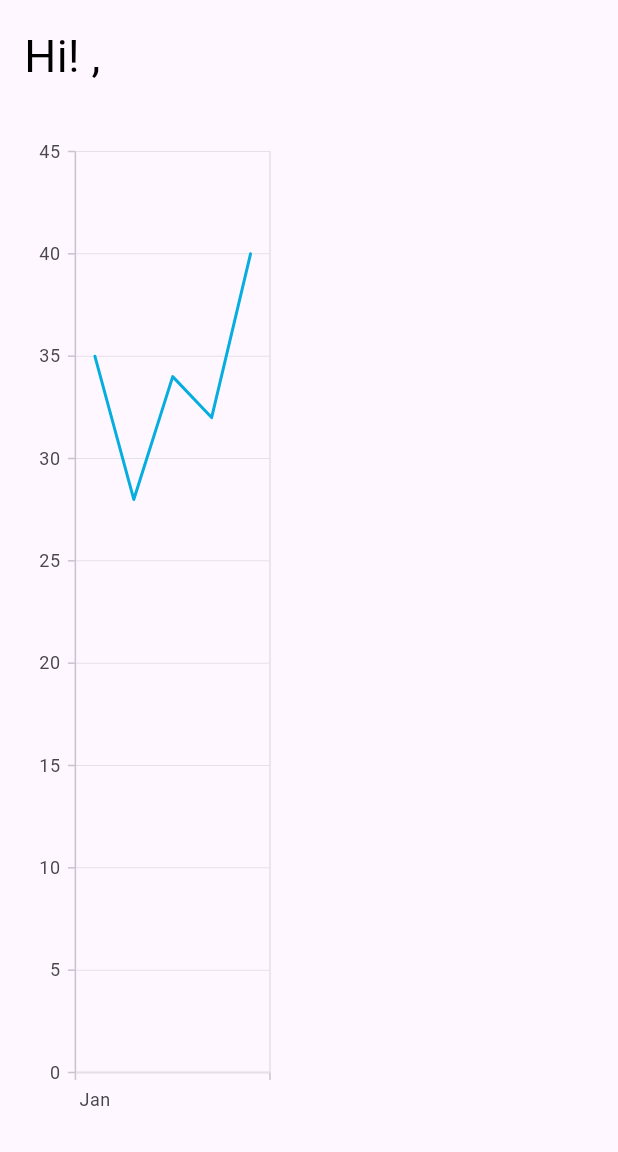
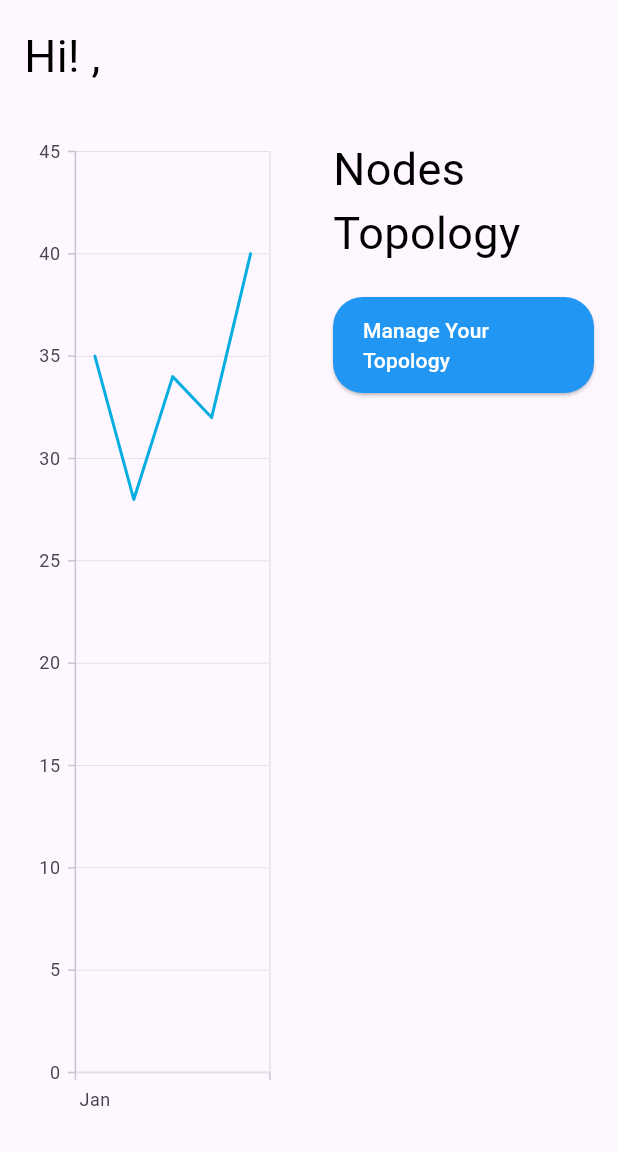
Before and after one commit to EmaAnd8/KatenaDash, a Flutter app: the DashboardBody screen opened directly, on a phone screen of 412 x 824 dp, the part 84-1236 px from its top. Run offline on Flutter 3.47's test engine with Material 3 defaults, Android fonts, the light colour scheme and no system bars; our stand-ins replace cloud_firestore, firebase_auth, firebase_core, firebase_storage, image_picker, syncfusion_flutter_charts and 1 more; accounts and stored records are empty.

Commit message:
Insertion of a complete version of Docker  with flutter and dart SDK+ first attempt of implementation of Topology management screen v2+Parser

```diff
--- a/lib/screens/components/dashboard_body.dart
+++ b/lib/screens/components/dashboard_body.dart
@@ -6,8 +6,8 @@ import 'package:flutter/material.dart';
 import 'package:flutter/widgets.dart';
 import 'package:image_picker/image_picker.dart';
 import 'package:katena_dashboard/screens/login/login_screen.dart';
+import 'package:katena_dashboard/screens/topology/topology_management_screen.dart';
 import 'package:syncfusion_flutter_charts/charts.dart';
-
 import '../../firebase_options.dart';
 import '../settings/settings_screen.dart';
 import '../services/services_provider.dart';
@@ -28,7 +28,17 @@ class _DashboardState extends State<DashboardBody> {
 
 
 String? uid1=FirebaseAuth.instance.currentUser?.email;
+String ToscatoJSON="";
 
+
+void _loadAndConvertYaml() {
+  Provider serviceProvider=Provider.instance;
+
+  String result = serviceProvider.Parser('assets/data.yaml');
+  setState(() {
+    ToscatoJSON = result;
+  });
+}
   @override
   Widget build(BuildContext context) {
     Size size=MediaQuery.of(context).size; //with this query I get (w,h) of the screen
@@ -80,19 +90,21 @@ String? uid1=FirebaseAuth.instance.currentUser?.email;
 
         ],
       ),
-      body: Column(
+      body: SingleChildScrollView(
+      child:Column(
 
       children: <Widget>[
         Container(
            padding: const EdgeInsets.symmetric(vertical: 16.0,horizontal: 16.0),
+           alignment:Alignment.topLeft,
 
-           width: size.width/2,
            child:Text("Hi!\t${uid1!},",
            style: const TextStyle(color: Colors.black,fontSize: 30),
            textAlign:TextAlign.left,
            ),
         ),
-
+        Row(
+          children: <Widget>[
            Container(
               padding: const EdgeInsets.symmetric(vertical: 16.0,horizontal: 16.0),
               width: size.width/2,
@@ -116,8 +128,46 @@ String? uid1=FirebaseAuth.instance.currentUser?.email;
                     )
                   ]
               )
+          ),
+            Container(
+              width: size.width/2,
+              height: size.height-132,
+              padding: const EdgeInsets.symmetric(vertical: 16.0,horizontal: 16.0),
+             child:  Column(
+                children: <Widget>[
+                  Text("Nodes Topology",
+                  style: TextStyle(color: Colors.black,fontSize: 30),
+                            textAlign:TextAlign.left),
+                Container(
+                  //child: Image.asset("assets/icons/icons8-chains-emoji-96.png"),
+                  child: Text(ToscatoJSON)
+                ),
+                ElevatedButton(
+                onPressed: () {
+                  Navigator.pushReplacement(context, MaterialPageRoute(builder: (context){return TopologyManagementScreen();},),);
+
+                },
+                child: Text('Manage Your Topology'),
+                style: ElevatedButton.styleFrom(
+                backgroundColor: Colors.blue, // Set background color
+                foregroundColor: Colors.white, // Set text and icon color
+                padding: EdgeInsets.symmetric(horizontal: 20, vertical: 12), // Add padding
+                shape: RoundedRectangleBorder(
+                borderRadius: BorderRadius.circular(20), // More rounded corners
+                ),
+                ),
                 )
+            ],
+              ),
+    ),
+
+
+
+            ],// Your list of grid items
+        ),
+
           ]
+    ),
       ),
         );
 
--- a/pubspec.yaml
+++ b/pubspec.yaml
@@ -43,6 +43,7 @@ dependencies:
   syncfusion_flutter_charts: ^25.2.4
   image_picker: ^1.1.1
   shared_preferences: ^2.0.6
+  yaml: ^3.1.0
 
 
 dev_dependencies:
--- /dev/null
+++ b/requirements.txt
@@ -0,0 +1,3 @@
+web3==5.28.0
+py-solc-x==1.1.1
+opera==0.6.8
```
Also changed, not shown: lib/screens/components/topology_management_body.dart (added, +90 -0 lines), lib/screens/services/services_provider.dart (+27 -1 lines), lib/screens/topology/topology_management_screen.dart (added, +13 -0 lines), assets/icons/node-js.png (added), lib/screens/components/sliding_panel_body.dart (added), pubspec.lock, 1 other file. Lines whose indentation alone changed are shown as unchanged.
